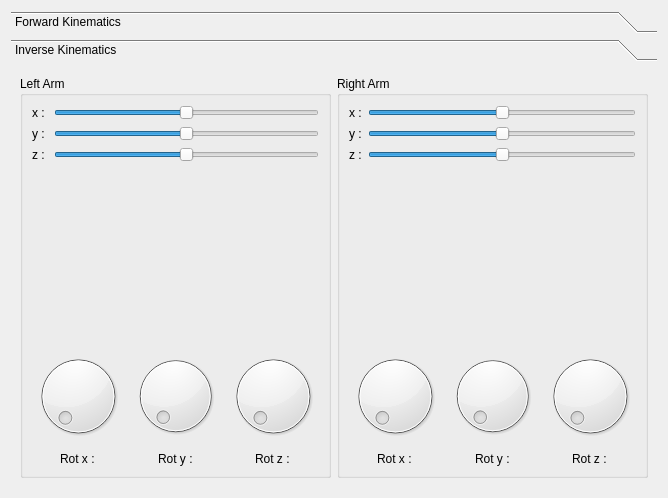
The window that jointsettingsdialog.ui (alifahrri/dinsow-ik) describes before a commit, drawn with Qt 5.
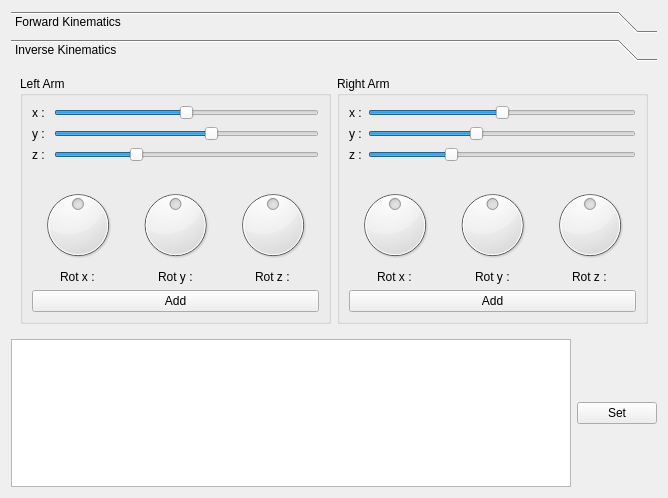
The same window after the commit.

Commit message: fix left & right ik (ik lma)

The edit to the form file:
```diff
--- a/jointsettingsdialog.ui
+++ b/jointsettingsdialog.ui
@@ -483,7 +483,7 @@
         <x>0</x>
         <y>0</y>
         <width>650</width>
-        <height>418</height>
+        <height>262</height>
        </rect>
       </property>
       <attribute name="label">
@@ -496,7 +496,20 @@
           <string>Left Arm</string>
          </property>
          <layout class="QGridLayout" name="gridLayout_12">
-          <item row="0" column="0">
+          <item row="1" column="0" colspan="2">
+           <spacer name="verticalSpacer">
+            <property name="orientation">
+             <enum>Qt::Vertical</enum>
+            </property>
+            <property name="sizeHint" stdset="0">
+             <size>
+              <width>20</width>
+              <height>40</height>
+             </size>
+            </property>
+           </spacer>
+          </item>
+          <item row="0" column="0" colspan="2">
            <layout class="QGridLayout" name="gridLayout_7">
             <item row="1" column="1">
              <widget class="QSlider" name="y_ik_left_slider">
@@ -509,6 +522,9 @@
               <property name="singleStep">
                <number>5</number>
               </property>
+              <property name="value">
+               <number>100</number>
+              </property>
               <property name="orientation">
                <enum>Qt::Horizontal</enum>
               </property>
@@ -532,6 +548,9 @@
               <property name="singleStep">
                <number>5</number>
               </property>
+              <property name="value">
+               <number>-200</number>
+              </property>
               <property name="orientation">
                <enum>Qt::Horizontal</enum>
               </property>
@@ -569,16 +588,37 @@
             </item>
            </layout>
           </item>
-          <item row="2" column="0">
+          <item row="2" column="0" colspan="2">
            <layout class="QGridLayout" name="gridLayout_6">
             <item row="0" column="0">
-             <widget class="QDial" name="rx_ik_left_dial"/>
+             <widget class="QDial" name="rx_ik_left_dial">
+              <property name="minimum">
+               <number>-31</number>
+              </property>
+              <property name="maximum">
+               <number>31</number>
+              </property>
+             </widget>
             </item>
             <item row="0" column="1">
-             <widget class="QDial" name="ry_ik_left_dial"/>
+             <widget class="QDial" name="ry_ik_left_dial">
+              <property name="minimum">
+               <number>-31</number>
+              </property>
+              <property name="maximum">
+               <number>31</number>
+              </property>
+             </widget>
             </item>
             <item row="0" column="2">
-             <widget class="QDial" name="rz_ik_left_dial"/>
+             <widget class="QDial" name="rz_ik_left_dial">
+              <property name="minimum">
+               <number>-31</number>
+              </property>
+              <property name="maximum">
+               <number>31</number>
+              </property>
+             </widget>
             </item>
             <item row="1" column="0" alignment="Qt::AlignHCenter">
              <widget class="QLabel" name="label_24">
@@ -621,18 +661,12 @@
             </item>
            </layout>
           </item>
-          <item row="1" column="0">
-           <spacer name="verticalSpacer">
-            <property name="orientation">
-             <enum>Qt::Vertical</enum>
+          <item row="3" column="0" colspan="2">
+           <widget class="QPushButton" name="add_btn_left">
+            <property name="text">
+             <string>Add</string>
             </property>
-            <property name="sizeHint" stdset="0">
-             <size>
-              <width>20</width>
-              <height>40</height>
-             </size>
-            </property>
-           </spacer>
+           </widget>
           </item>
          </layout>
         </widget>
@@ -686,6 +720,9 @@
               <property name="singleStep">
                <number>5</number>
               </property>
+              <property name="value">
+               <number>-100</number>
+              </property>
               <property name="orientation">
                <enum>Qt::Horizontal</enum>
               </property>
@@ -709,6 +746,9 @@
               <property name="singleStep">
                <number>5</number>
               </property>
+              <property name="value">
+               <number>-200</number>
+              </property>
               <property name="orientation">
                <enum>Qt::Horizontal</enum>
               </property>
@@ -732,10 +772,24 @@
              </widget>
             </item>
             <item row="0" column="1">
-             <widget class="QDial" name="rx_ik_right_dial"/>
+             <widget class="QDial" name="rx_ik_right_dial">
+              <property name="minimum">
+               <number>-31</number>
+              </property>
+              <property name="maximum">
+               <number>31</number>
+              </property>
+             </widget>
             </item>
             <item row="0" column="2">
-             <widget class="QDial" name="ry_ik_right_dial"/>
+             <widget class="QDial" name="ry_ik_right_dial">
+              <property name="minimum">
+               <number>-31</number>
+              </property>
+              <property name="maximum">
+               <number>31</number>
+              </property>
+             </widget>
             </item>
             <item row="1" column="2" alignment="Qt::AlignHCenter">
              <widget class="QLabel" name="label_31">
@@ -764,7 +818,14 @@
              </widget>
             </item>
             <item row="0" column="3">
-             <widget class="QDial" name="rz_ik_right_dial"/>
+             <widget class="QDial" name="rz_ik_right_dial">
+              <property name="minimum">
+               <number>-31</number>
+              </property>
+              <property name="maximum">
+               <number>31</number>
+              </property>
+             </widget>
             </item>
            </layout>
           </item>
@@ -781,6 +842,13 @@
             </property>
            </spacer>
           </item>
+          <item row="3" column="0">
+           <widget class="QPushButton" name="add_btn_right">
+            <property name="text">
+             <string>Add</string>
+            </property>
+           </widget>
+          </item>
          </layout>
         </widget>
        </item>
@@ -788,6 +856,16 @@
      </widget>
     </widget>
    </item>
+   <item row="1" column="0">
+    <widget class="QListWidget" name="listWidget"/>
+   </item>
+   <item row="1" column="1">
+    <widget class="QPushButton" name="set_btn">
+     <property name="text">
+      <string>Set</string>
+     </property>
+    </widget>
+   </item>
   </layout>
  </widget>
  <resources/>
```
Left out of the diff: 4 changed lines with no effect on the pictures. The commit also changes 8 other files.
